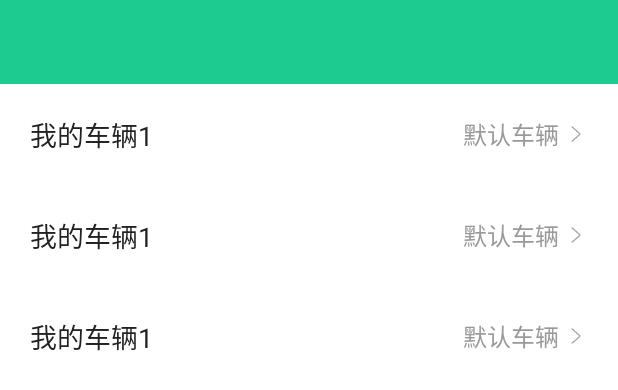
After one commit to BetterZhang/Lease, an Android app: the layout activity_my_vehicle.xml on its own in the app's theme, with its tools: preview values and no code run, on a phone screen of 412 x 824 dp. The commit adds this screen. Shown: the top 390 px of the screen. Run offline under Robolectric (Android 15) with nearby library versions, the phone set to English and light mode, and no system bars.

Commit message:
我的车辆列表页面

```diff
--- a/app/src/main/AndroidManifest.xml
+++ b/app/src/main/AndroidManifest.xml
@@ -52,6 +52,10 @@
             android:name=".ui.activity.AuthTipActivity"
             android:screenOrientation="portrait">
         </activity>
+        <activity
+            android:name=".ui.activity.MyVehicleActivity"
+            android:screenOrientation="portrait">
+        </activity>
     </application>
 
 </manifest>
--- a/app/src/main/java/com/anshi/lease/ui/activity/MainActivity.java
+++ b/app/src/main/java/com/anshi/lease/ui/activity/MainActivity.java
@@ -110,7 +110,7 @@ public class MainActivity extends LeaseBaseActivity {
                 switch (item.getItemId()) {
                     case R.id.item_bike:
                         if (mUserVo.getKey_user_info().getUserRealNameAuthFlag().equals("AUTHORIZED"))
-                            gotoBikeActivity();
+                            gotoMyVehicleActivity();
                         else
                             gotoAuthTipActivity();
                         break;
@@ -135,8 +135,8 @@ public class MainActivity extends LeaseBaseActivity {
         startAnimActivity(AuthTipActivity.class);
     }
 
-    private void gotoBikeActivity() {
-
+    private void gotoMyVehicleActivity() {
+        startAnimActivity(MyVehicleActivity.class);
     }
 
     private void gotoPersonalActivity() {
--- /dev/null
+++ b/app/src/main/res/layout/activity_my_vehicle.xml
@@ -0,0 +1,17 @@
+<?xml version="1.0" encoding="utf-8"?>
+<LinearLayout
+    xmlns:android="http://schemas.android.com/apk/res/android"
+    xmlns:tools="http://schemas.android.com/tools"
+    android:layout_width="match_parent"
+    android:layout_height="match_parent"
+    android:orientation="vertical">
+
+    <include layout="@layout/layout_toolbar"/>
+
+    <android.support.v7.widget.RecyclerView
+        android:id="@+id/rcv_vehicle"
+        android:layout_width="match_parent"
+        android:layout_height="wrap_content"
+        tools:listitem="@layout/item_vehicle"/>
+
+</LinearLayout>
--- /dev/null
+++ b/app/src/main/res/layout/item_vehicle.xml
@@ -0,0 +1,32 @@
+<?xml version="1.0" encoding="utf-8"?>
+<LinearLayout
+    xmlns:android="http://schemas.android.com/apk/res/android"
+    xmlns:tools="http://schemas.android.com/tools"
+    android:orientation="horizontal"
+    android:layout_width="match_parent"
+    android:layout_height="wrap_content"
+    android:padding="20dp"
+    android:gravity="center_vertical"
+    android:background="?android:attr/selectableItemBackground">
+
+    <TextView
+        android:id="@+id/tv_vehicle"
+        android:layout_width="0dp"
+        android:layout_height="wrap_content"
+        android:layout_weight="1"
+        tools:text="我的车辆1"
+        android:textSize="18sp"/>
+
+    <TextView
+        android:id="@+id/tv_default_flag"
+        android:layout_width="0dp"
+        android:layout_height="wrap_content"
+        android:layout_weight="1"
+        tools:text="默认车辆"
+        android:textColor="@color/common_font_gray"
+        android:textSize="16sp"
+        android:gravity="end|center_vertical"
+        android:drawableRight="@mipmap/ic_more"
+        android:drawablePadding="3dp"/>
+
+</LinearLayout>
```
Also changed, not shown: app/src/main/java/com/anshi/lease/ui/activity/MyVehicleActivity.java (added, +75 -0 lines), app/src/main/java/com/anshi/lease/ui/adapter/VehicleAdapter.java (added, +32 -0 lines).
